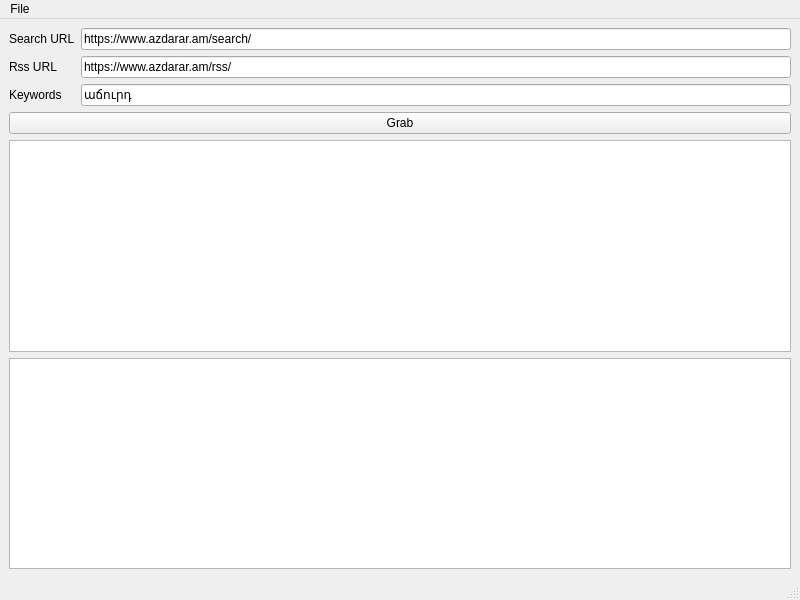
Before: the Qt Designer form mainwindow.ui in qwerity/AzdararBot, drawn with Qt 5.
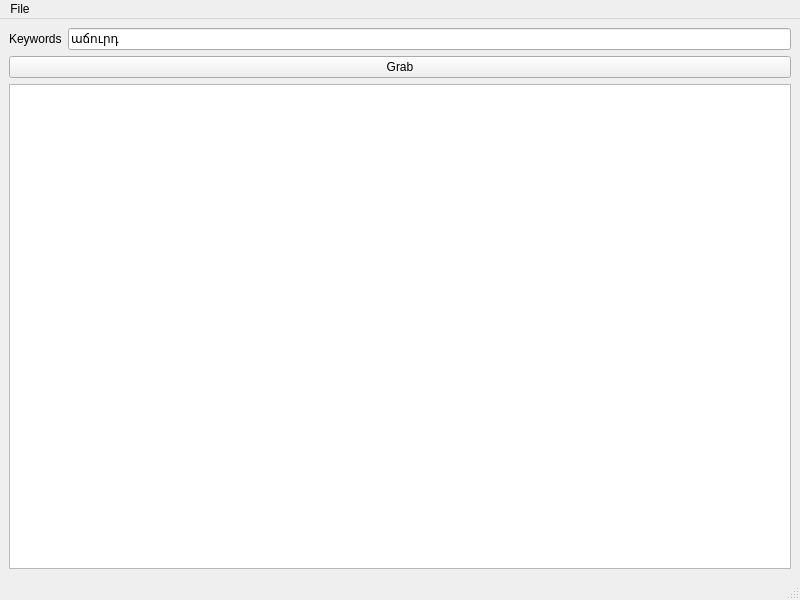
After: the same form once the commit is applied.

```diff
--- a/mainwindow.ui
+++ b/mainwindow.ui
@@ -15,49 +15,27 @@
   </property>
   <widget class="QWidget" name="centralwidget">
    <layout class="QGridLayout" name="gridLayout">
-    <item row="1" column="1">
-     <widget class="QLineEdit" name="newsRSSUrl">
-      <property name="text">
-       <string>https://www.azdarar.am/rss/</string>
-      </property>
-     </widget>
+    <item row="2" column="0" colspan="2">
+     <widget class="QTextBrowser" name="logs"/>
     </item>
     <item row="0" column="0">
-     <widget class="QLabel" name="label_3">
-      <property name="text">
-       <string>Search URL</string>
+     <widget class="QLabel" name="labelKeywords">
+      <property name="toolTip">
+       <string>separated by space</string>
       </property>
-     </widget>
-    </item>
-    <item row="1" column="0">
-     <widget class="QLabel" name="label">
       <property name="text">
-       <string>Rss URL</string>
+       <string>Keywords</string>
       </property>
      </widget>
     </item>
-    <item row="2" column="1">
+    <item row="0" column="1">
      <widget class="QLineEdit" name="keywords">
       <property name="text">
        <string>աճուրդ</string>
       </property>
      </widget>
     </item>
-    <item row="0" column="1">
-     <widget class="QLineEdit" name="newsSearchUrl">
-      <property name="text">
-       <string>https://www.azdarar.am/search/</string>
-      </property>
-     </widget>
-    </item>
-    <item row="2" column="0">
-     <widget class="QLabel" name="label_2">
-      <property name="text">
-       <string>Keywords</string>
-      </property>
-     </widget>
-    </item>
-    <item row="3" column="0" colspan="2">
+    <item row="1" column="0" colspan="2">
      <widget class="QPushButton" name="grabNews">
       <property name="text">
        <string>Grab</string>
@@ -67,12 +45,6 @@
       </property>
      </widget>
     </item>
-    <item row="4" column="0" colspan="2">
-     <widget class="QListView" name="listView"/>
-    </item>
-    <item row="5" column="0" colspan="2">
-     <widget class="QTextBrowser" name="logs"/>
-    </item>
    </layout>
   </widget>
   <widget class="QMenuBar" name="menubar">
```
